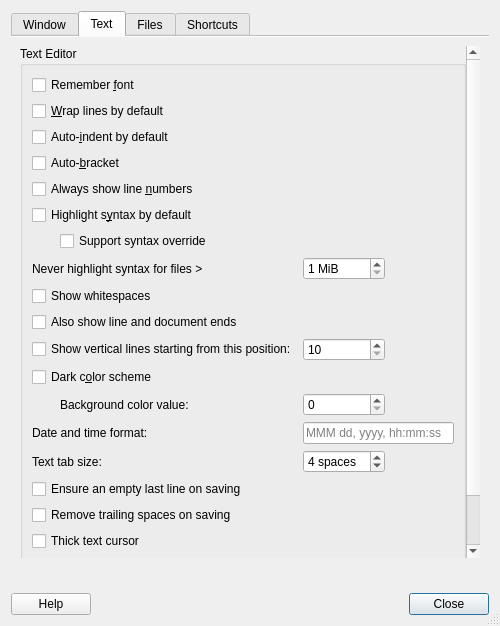
The window that featherpad/predDialog.ui (vecnathewhisperd0/FeatherPad) describes before a commit, drawn with Qt 5.
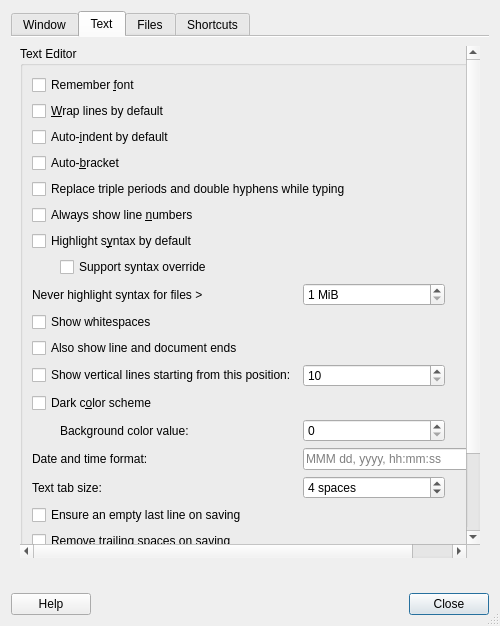
The same window after the commit. The open tabs and pages were chosen to show the change. Icons and pictures are not drawn.

```diff
--- a/featherpad/predDialog.ui
+++ b/featherpad/predDialog.ui
@@ -401,20 +401,32 @@
                </widget>
               </item>
               <item row="4" column="0" colspan="3">
+               <widget class="QCheckBox" name="autoReplaceBox">
+                <property name="toolTip">
+                 <string>By default, a triple period is replaced with an ellipsis
+and a double hyphen with a long dash while typing,
+under proper circumstances.</string>
+                </property>
+                <property name="text">
+                 <string>Replace triple periods and double hyphens while typing</string>
+                </property>
+               </widget>
+              </item>
+              <item row="5" column="0" colspan="3">
                <widget class="QCheckBox" name="lineBox">
                 <property name="text">
                  <string>Always show line &amp;numbers</string>
                 </property>
                </widget>
               </item>
-              <item row="5" column="0" colspan="3">
+              <item row="6" column="0" colspan="3">
                <widget class="QCheckBox" name="syntaxBox">
                 <property name="text">
                  <string>Highlight s&amp;yntax by default</string>
                 </property>
                </widget>
               </item>
-              <item row="6" column="0">
+              <item row="7" column="0">
                <spacer name="horizontalSpacer_3">
                 <property name="orientation">
                  <enum>Qt::Horizontal</enum>
@@ -430,7 +442,7 @@
                 </property>
                </spacer>
               </item>
-              <item row="6" column="1" colspan="2">
+              <item row="7" column="1" colspan="2">
                <widget class="QCheckBox" name="enforceSyntaxBox">
                 <property name="toolTip">
                  <string>This creates a menu button on the
@@ -441,7 +453,7 @@
                 </property>
                </widget>
               </item>
-              <item row="6" column="3">
+              <item row="7" column="3">
                <spacer name="horizontalSpacer_2">
                 <property name="orientation">
                  <enum>Qt::Horizontal</enum>
@@ -457,14 +469,14 @@
                 </property>
                </spacer>
               </item>
-              <item row="7" column="0" colspan="2">
+              <item row="8" column="0" colspan="2">
                <widget class="QLabel" name="label">
                 <property name="text">
                  <string>Never highlight syntax for files &gt; </string>
                 </property>
                </widget>
               </item>
-              <item row="7" column="2">
+              <item row="8" column="2">
                <widget class="QSpinBox" name="spinBox">
                 <property name="suffix">
                  <string> MiB</string>
@@ -477,7 +489,7 @@
                 </property>
                </widget>
               </item>
-              <item row="8" column="0" colspan="3">
+              <item row="9" column="0" colspan="3">
                <widget class="QCheckBox" name="whiteSpaceBox">
                 <property name="toolTip">
                  <string>Show spaces, tabs and tab lines
@@ -488,14 +500,14 @@
                 </property>
                </widget>
               </item>
-              <item row="9" column="0" colspan="3">
+              <item row="10" column="0" colspan="3">
                <widget class="QCheckBox" name="endingsBox">
                 <property name="text">
                  <string>Also show line and document ends</string>
                 </property>
                </widget>
               </item>
-              <item row="10" column="0" colspan="2">
+              <item row="11" column="0" colspan="2">
                <widget class="QCheckBox" name="vLineBox">
                 <property name="toolTip">
                  <string>The vertical position lines will be drawn only if
@@ -506,7 +518,7 @@
                 </property>
                </widget>
               </item>
-              <item row="10" column="2">
+              <item row="11" column="2">
                <widget class="QSpinBox" name="vLineSpin">
                 <property name="toolTip">
                  <string>The vertical position lines will be drawn only if
@@ -520,7 +532,7 @@
                 </property>
                </widget>
               </item>
-              <item row="11" column="0" colspan="3">
+              <item row="12" column="0" colspan="3">
                <widget class="QCheckBox" name="colBox">
                 <property name="toolTip">
                  <string>Needs window reopening to take effect.</string>
@@ -530,7 +542,7 @@
                 </property>
                </widget>
               </item>
-              <item row="12" column="2">
+              <item row="13" column="2">
                <widget class="QSpinBox" name="colorValueSpin">
                 <property name="toolTip">
                  <string>The color value of the background.
@@ -544,7 +556,7 @@
                 </property>
                </widget>
               </item>
-              <item row="12" column="1">
+              <item row="13" column="1">
                <widget class="QLabel" name="colorValueLabel">
                 <property name="toolTip">
                  <string>The color value of the background.
@@ -561,7 +573,7 @@
                 </property>
                </widget>
               </item>
-              <item row="13" column="0" colspan="2">
+              <item row="14" column="0" colspan="2">
                <widget class="QLabel" name="dateLabel">
                 <property name="toolTip">
                  <string>Used for pasting the date and time.
@@ -576,7 +588,7 @@
                 </property>
                </widget>
               </item>
-              <item row="13" column="2" colspan="2">
+              <item row="14" column="2" colspan="2">
                <widget class="QLineEdit" name="dateEdit">
                 <property name="toolTip">
                  <string>Used for pasting the date and time.
@@ -594,14 +606,14 @@
                 </property>
                </widget>
               </item>
-              <item row="14" column="0" colspan="2">
+              <item row="15" column="0" colspan="2">
                <widget class="QLabel" name="textTabLabel">
                 <property name="text">
                  <string>Text tab size:</string>
                 </property>
                </widget>
               </item>
-              <item row="14" column="2">
+              <item row="15" column="2">
                <widget class="QSpinBox" name="textTabSpin">
                 <property name="suffix">
                  <string> spaces</string>
@@ -617,7 +629,7 @@
                 </property>
                </widget>
               </item>
-              <item row="15" column="0" colspan="3">
+              <item row="16" column="0" colspan="3">
                <widget class="QCheckBox" name="lastLineBox">
                 <property name="toolTip">
                  <string>Some text editors cannot open a document
@@ -628,21 +640,21 @@
                 </property>
                </widget>
               </item>
-              <item row="16" column="0" colspan="3">
+              <item row="17" column="0" colspan="3">
                <widget class="QCheckBox" name="trailingSpacesBox">
                 <property name="text">
                  <string>Remove trailing spaces on saving</string>
                 </property>
                </widget>
               </item>
-              <item row="17" column="0" colspan="3">
+              <item row="18" column="0" colspan="3">
                <widget class="QCheckBox" name="thickCursorBox">
                 <property name="text">
                  <string>Thick text cursor</string>
                 </property>
                </widget>
               </item>
-              <item row="18" column="0" colspan="3">
+              <item row="19" column="0" colspan="3">
                <widget class="QCheckBox" name="inertiaBox">
                 <property name="toolTip">
                  <string>Should the mouse wheel scrolling be inertial
@@ -653,7 +665,7 @@
                 </property>
                </widget>
               </item>
-              <item row="19" column="0" colspan="3">
+              <item row="20" column="0" colspan="3">
                <widget class="QCheckBox" name="scrollBox">
                 <property name="toolTip">
                  <string>This is not a complete fix but
```
